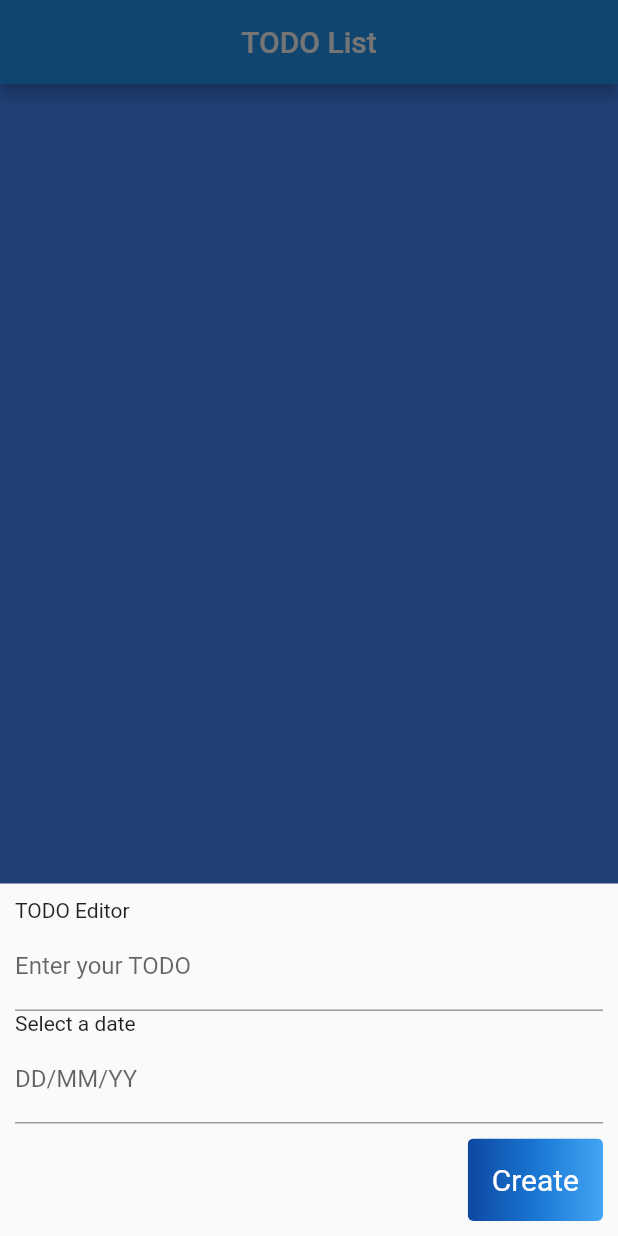
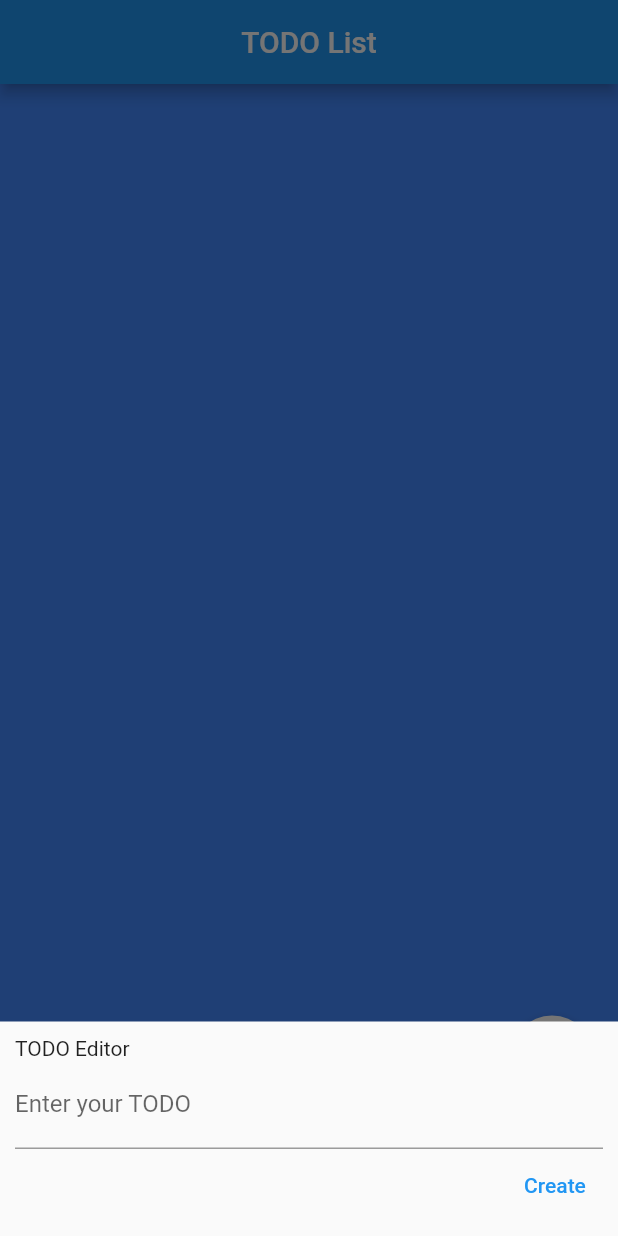
Before and after one commit to 1nbr0/todopelle-ca, a Flutter app: the screen it shows after launch, item 2 of the bottom bar chosen, after a tap on the "add" icon, on a phone screen of 412 x 824 dp. Run offline on Flutter 3.47's test engine with Material 2 defaults, Android fonts, the light colour scheme and no system bars; drawn by our look-alikes of curved_navigation_bar; our stand-ins replace flutter_slidable.

Commit message:
Revert "Issue 14 checkbox and button edit"

```diff
--- a/todopelle_ca/lib/main.dart
+++ b/todopelle_ca/lib/main.dart
@@ -3,7 +3,7 @@ import 'package:todopelle_ca/screens/home_screen.dart';
 
 
 
-  final List<String> todoList = [];
+  final List<String> testList = [];
 
 void main() {
   runApp(const MyApp());
@@ -22,7 +22,7 @@ class MyApp extends StatelessWidget {
       ),
       home: HomeScreen(
 
-        todoList: todoList,
+        testList: testList,
 
       ),
     );
--- a/todopelle_ca/lib/screens/day_list_todo_screen.dart
+++ b/todopelle_ca/lib/screens/day_list_todo_screen.dart
@@ -11,18 +11,8 @@ class DayListTodoScreen extends StatelessWidget {
         centerTitle: true,
       ),
       backgroundColor: Colors.blueAccent,
-      body: SizedBox(
-        width: double.infinity,
-        child: Column(
-          mainAxisAlignment: MainAxisAlignment.center,
-          children: const [
-            Text(
-              "Vous n'avez pas de tâches assignées aujourd'hui",
-              style: TextStyle(fontSize: 18, fontWeight: FontWeight.bold),
-            ),
-          ],
-        ),
-      )
+      body:
+        const Text("Vous n'avez pas de tâche assigné aujourd'hui"),
     );
   }
 }
--- a/todopelle_ca/lib/screens/home_screen.dart
+++ b/todopelle_ca/lib/screens/home_screen.dart
@@ -5,8 +5,8 @@ import 'package:todopelle_ca/screens/day_list_todo_screen.dart';
 import 'package:todopelle_ca/screens/todo_list_screen.dart';
 
 class HomeScreen extends StatefulWidget {
-  const HomeScreen({Key? key, required this.todoList,}) : super(key: key);
-  final List<String> todoList;
+  const HomeScreen({Key? key, required this.testList,}) : super(key: key);
+  final List<String> testList;
 
   @override
   State<HomeScreen> createState() => _HomeScreenState();
@@ -45,7 +45,7 @@ class _HomeScreenState extends State<HomeScreen> {
         controller: controller,
         children: <Widget>[
           const DayListTodoScreen(),
-          TodoListScreen(todoList: todoList),
+          TodoListScreen(testList: testList),
         ],
 
       )
--- a/todopelle_ca/lib/screens/todo_list_screen.dart
+++ b/todopelle_ca/lib/screens/todo_list_screen.dart
@@ -1,17 +1,16 @@
 import 'package:flutter/material.dart';
-import 'package:flutter/scheduler.dart';
 import 'package:todopelle_ca/main.dart';
 import 'package:flutter_slidable/flutter_slidable.dart';
 
 
 class TodoListScreen extends StatefulWidget {
 
-final List<String> todoList;
+final List<String> testList;
 
 
   const TodoListScreen({
     Key? key,
-    required this.todoList,
+    required this.testList,
     }) : super(key: key);
 
 
@@ -24,8 +23,6 @@ final List<String> todoList;
 class _TodoListScreenState extends State<TodoListScreen> {
   final TextEditingController _contentController = TextEditingController();
   final TextEditingController _modifyerController = TextEditingController();
-  final TextEditingController _dateController = TextEditingController();
-
 
   bool isChecked = false;
 
@@ -36,13 +33,13 @@ class _TodoListScreenState extends State<TodoListScreen> {
 
   void _addTodoItem(String title) {
     setState(() {
-      todoList.add(title);
+      testList.add(title);
     });
   }
 
   void _modifyTodoItem(String title, int index) {
     setState(() {
-      todoList[index] = title;
+      testList[index] = title;
     });
   }
 
@@ -66,61 +63,26 @@ class _TodoListScreenState extends State<TodoListScreen> {
                 labelText: "Enter your TODO",
               ),
             ),
-            const Text("Select a date"),
-            TextField(
-              controller: _dateController,
-              decoration: const InputDecoration(
-                labelText: "DD/MM/YY",
-              ),
-            ),
             Padding(padding: const EdgeInsets.only(
               bottom: 10.0,
-              top: 10.0,
             ),
             child: Row(
               mainAxisAlignment: MainAxisAlignment.end,
               children: [
-                const SizedBox(height: 30),
-                ClipRRect(
-                  borderRadius: BorderRadius.circular(4),
-                  child: Stack(
-                    children: <Widget>[
-                      Positioned.fill(
-                        child: Container(
-                          decoration: const BoxDecoration(
-                            gradient: LinearGradient(
-                              colors: <Color>[
-                                Color(0xFF0D47A1),
-                                Color(0xFF1976D2),
-                                Color(0xFF42A5F5),
-                              ],
-                            ),
-                          ),
-                        ),
-                      ),
-                      TextButton(
-                        style: TextButton.styleFrom(
-                          padding: const EdgeInsets.all(16.0),
-                          primary: Colors.white,
-                          textStyle: const TextStyle(fontSize: 20),
-                        ),
-                        onPressed: () {
+                TextButton(onPressed: () {
                   onSend(_contentController.text);
                   _contentController.clear();
                   Navigator.of(context).pop();
                 },
-                        child: const Text('Create'),
-                      ),
+                child: const Text("Create",))
               ],
-                  ),
-                ),
-              ],
-            ),
-          ),
-        ],
-      ),
+            )
+            )
+          ]
+        )
       );
     },
+
   );
 
   void _modalModify(BuildContext context,TextEditingController controller, Function(String) onSend) => showModalBottomSheet(
@@ -143,54 +105,18 @@ class _TodoListScreenState extends State<TodoListScreen> {
                 labelText: "Modify your TODO",
               ),
             ),
-            const Text("Modify your date"),
-            TextField(
-              controller: _dateController,
-              decoration: const InputDecoration(
-                labelText: "DD/MM/YY",
-              ),
-            ),
             Padding(padding: const EdgeInsets.only(
               bottom: 10.0,
-              top: 10.0,
             ),
             child: Row(
               mainAxisAlignment: MainAxisAlignment.end,
               children: [
-                const SizedBox(height: 30),
-                ClipRRect(
-                  borderRadius: BorderRadius.circular(4),
-                  child: Stack(
-                    children: <Widget>[
-                      Positioned.fill(
-                        child: Container(
-                          decoration: const BoxDecoration(
-                            gradient: LinearGradient(
-                              colors: <Color>[
-                                Color(0xFF0D47A1),
-                                Color(0xFF1976D2),
-                                Color(0xFF42A5F5),
-                              ],
-                            ),
-                          ),
-                        ),
-                      ),
-                      TextButton(
-                        style: TextButton.styleFrom(
-                          padding: const EdgeInsets.all(16.0),
-                          primary: Colors.white,
-                          textStyle: const TextStyle(fontSize: 20),
-                        ),
-                        onPressed: () {
-                          onSend(_contentController.text);
-                          _contentController.clear();
+                TextButton(onPressed: () {
+                  onSend(controller.text);
+                  controller.clear();
                   Navigator.of(context).pop();
                 },
-                        child: const Text('Modify'),
-                      ),
-                    ],
-                  ),
-                ),
+                child: const Text("Modify",))
               ],
             )
             )
@@ -212,16 +138,7 @@ class _TodoListScreenState extends State<TodoListScreen> {
       if (states.any(interactiveStates.contains)) {
         return Colors.green;
       }
-      return Colors.green;
-    }
-
-  TextStyle? _getTextStyle(bool checked) {
-    if (!checked) return null;
-
-    return const TextStyle(
-      color: Colors.black54,
-      decoration: TextDecoration.lineThrough,
-    );
+      return Colors.blue;
     }
 
     return Scaffold(
@@ -233,7 +150,7 @@ class _TodoListScreenState extends State<TodoListScreen> {
 
       body: ListView.builder(
         padding: const EdgeInsets.all(8),
-        itemCount: widget.todoList.length,
+        itemCount: widget.testList.length,
         itemBuilder: (context, index) {
           return Slidable(
             // Specify a key if the Slidable is dismissible.
@@ -251,18 +168,18 @@ class _TodoListScreenState extends State<TodoListScreen> {
                 SlidableAction(
                   onPressed: (context) {
                     setState(() {
-                      _modifyerController.text = todoList[index];
+                      _modifyerController.text = testList[index];
                       _modalModify(context,_modifyerController, (value){_modifyTodoItem(_modifyerController.text, index);});
                     });
                   },
-                  backgroundColor: Colors.blueGrey,
+                  backgroundColor: Colors.yellow,
                   foregroundColor: Colors.white,
                   icon: Icons.edit,
                 ),
                 SlidableAction(
                   onPressed: (context) {
                     setState(() {
-                      widget.todoList.removeAt(index);
+                      widget.testList.removeAt(index);
                     });
                   },
                   backgroundColor: const Color(0xFFFE4A49),
@@ -283,13 +200,10 @@ class _TodoListScreenState extends State<TodoListScreen> {
                       onChanged: (bool? value) {
                         setState(() {
                           isChecked = value!;
-                          Text(todoList[index], style: _getTextStyle(isChecked),
-                          );
                         });
                       },
                     ),
-                    Text(todoList[index], style: _getTextStyle(isChecked),
-                    ),
+                    Text(testList[index]),
                   ]
                 )
 
```
Also changed, not shown: 1 other file. Lines whose indentation alone changed are shown as unchanged.
